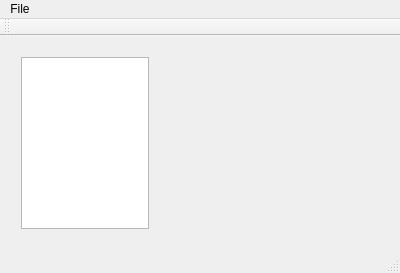
Before: the Qt Designer form mainwindow.ui in Perseus101/FIRSTNC-VMGR, drawn with Qt 5.
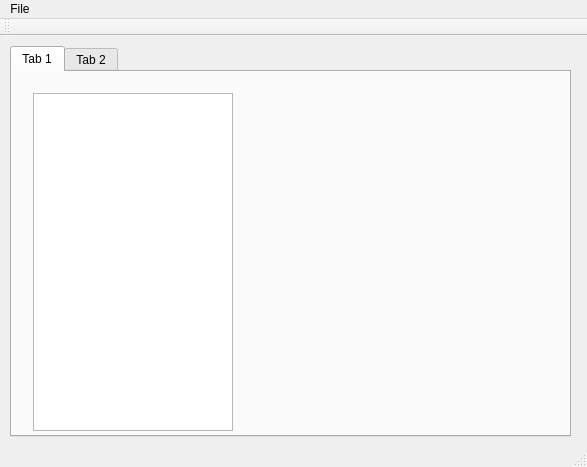
After: the same form once the commit is applied.

Patch:
```diff
--- a/mainwindow.ui
+++ b/mainwindow.ui
@@ -6,29 +6,48 @@
    <rect>
     <x>0</x>
     <y>0</y>
-    <width>400</width>
-    <height>273</height>
+    <width>587</width>
+    <height>467</height>
    </rect>
   </property>
   <property name="windowTitle">
    <string>MainWindow</string>
   </property>
   <widget class="QWidget" name="centralWidget">
+   <widget class="QTabWidget" name="tabWidget">
+    <property name="geometry">
+     <rect>
+      <x>10</x>
+      <y>10</y>
+      <width>561</width>
+      <height>391</height>
+     </rect>
+    </property>
+    <property name="currentIndex">
+     <number>0</number>
+    </property>
+    <widget class="QWidget" name="tab">
+     <attribute name="title">
+      <string>Tab 1</string>
+     </attribute>
    <widget class="QWidget" name="layoutWidget">
     <property name="geometry">
      <rect>
       <x>10</x>
       <y>10</y>
-      <width>386</width>
-      <height>194</height>
+        <width>532</width>
+        <height>341</height>
      </rect>
     </property>
     <layout class="QHBoxLayout" name="horizontalLayout">
+       <property name="sizeConstraint">
+        <enum>QLayout::SetFixedSize</enum>
+       </property>
      <item>
       <widget class="QListView" name="nameList">
        <property name="minimumSize">
         <size>
-         <width>128</width>
+           <width>200</width>
          <height>0</height>
         </size>
        </property>
@@ -44,14 +63,14 @@
       <widget class="QWidget" name="memberView" native="true">
        <property name="minimumSize">
         <size>
-         <width>250</width>
-         <height>192</height>
+           <width>324</width>
+           <height>338</height>
         </size>
        </property>
        <property name="maximumSize">
         <size>
-         <width>250</width>
-         <height>192</height>
+           <width>324</width>
+           <height>338</height>
         </size>
        </property>
       </widget>
@@ -59,12 +78,19 @@
     </layout>
    </widget>
   </widget>
+    <widget class="QWidget" name="tab_2">
+     <attribute name="title">
+      <string>Tab 2</string>
+     </attribute>
+    </widget>
+   </widget>
+  </widget>
   <widget class="QMenuBar" name="menuBar">
    <property name="geometry">
     <rect>
      <x>0</x>
      <y>0</y>
-     <width>400</width>
+     <width>587</width>
      <height>19</height>
     </rect>
    </property>
```
Left out of the diff: 21 changed lines with no effect on the pictures. Lines whose indentation alone changed are shown as unchanged.
